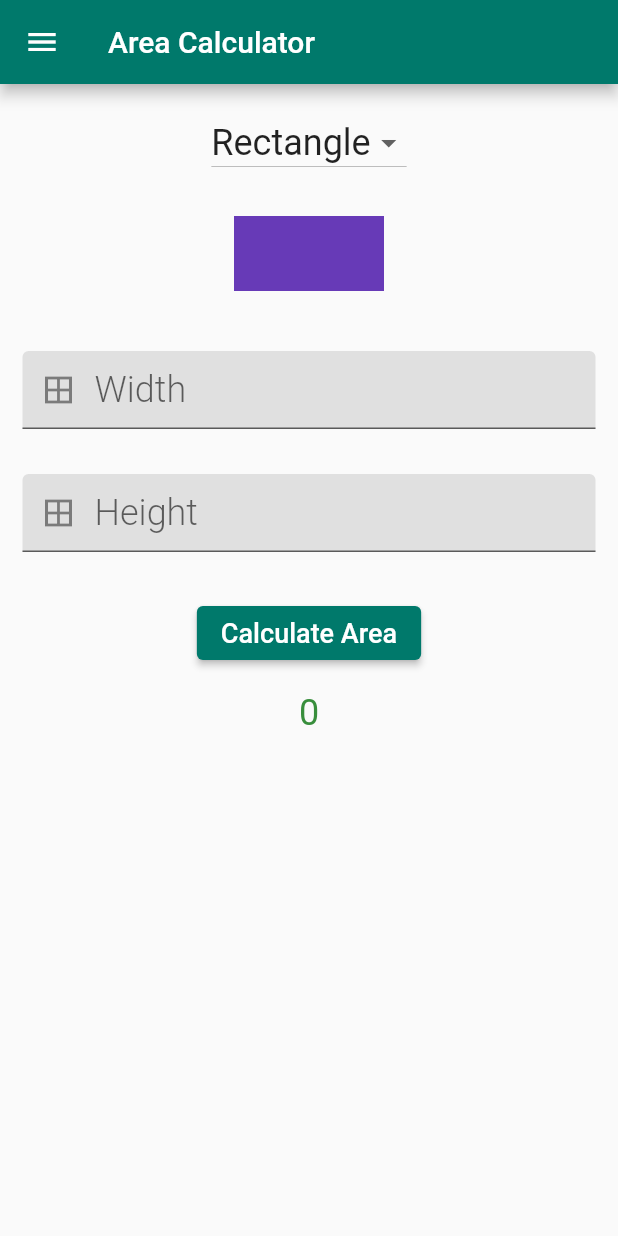
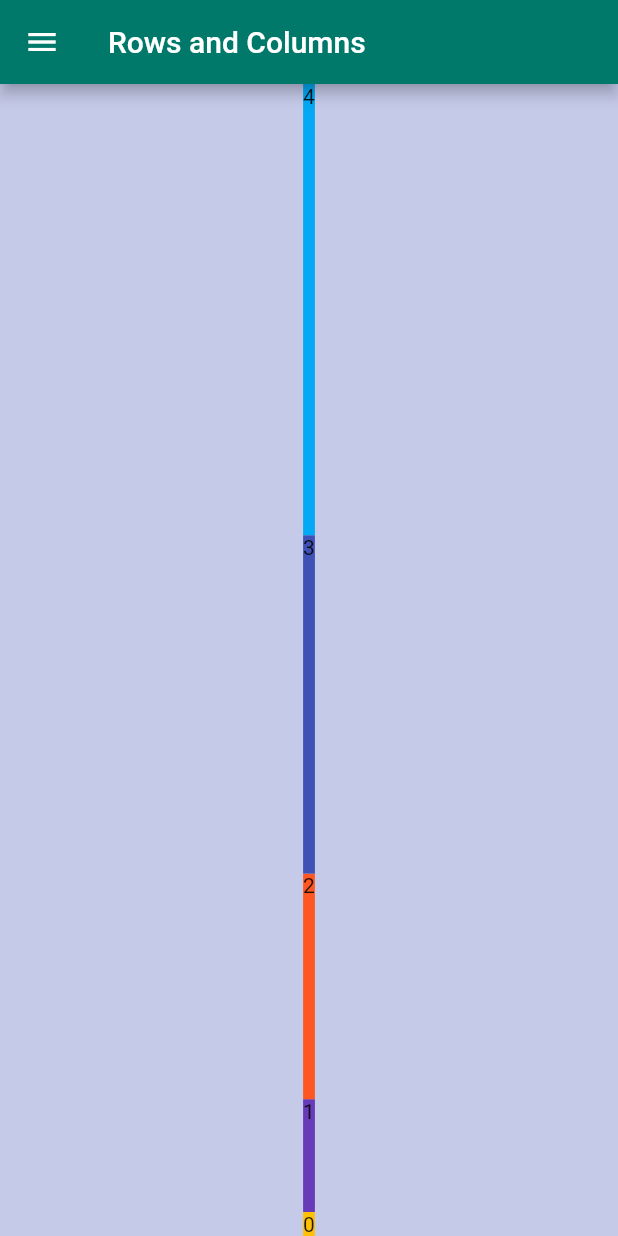
Before and after one commit to Mubeyd/flutter_getting_started, a Flutter app: the screen it shows after launch, on a phone screen of 412 x 824 dp. Run offline on Flutter 3.47's test engine with Material 2 defaults, Android fonts, the phone set to English and light mode, and no system bars; our stand-ins replace flutter_dotenv, shared_preferences.

Commit message:
create sqaures

```diff
--- a/lib/main.dart
+++ b/lib/main.dart
@@ -1,7 +1,7 @@
 import 'package:flutter/material.dart';
 import 'package:flutter_dotenv/flutter_dotenv.dart';
-import 'package:get_started/screens/area_calculator.dart';
 import 'package:get_started/screens/bmi_screen.dart';
+import 'package:get_started/screens/create_squares_screen.dart';
 
 Future<void> main() async {
   await dotenv.load(fileName: '.env.development');
@@ -23,7 +23,7 @@ class GlobeApp extends StatelessWidget {
         //     bodyText2: TextStyle(fontSize: 24, fontStyle: FontStyle.italic))
       ),
       routes: {
-        '/': ((context) => const AreaCalculator()),
+        '/': ((context) => const CreateSquaresScreen()),
         '/bmi': ((context) => const BmiScreen())
       },
       initialRoute: '/',
--- /dev/null
+++ b/lib/screens/create_squares_screen.dart
@@ -0,0 +1,52 @@
+import 'package:flutter/material.dart';
+
+import '../shared/menu_drawer.dart';
+
+class CreateSquaresScreen extends StatelessWidget {
+  const CreateSquaresScreen({Key? key}) : super(key: key);
+
+  @override
+  Widget build(BuildContext context) {
+    final sizeX = MediaQuery.of(context).size.width;
+    final sizeY = MediaQuery.of(context).size.height;
+
+    return Scaffold(
+      appBar: AppBar(
+        title: const Text('Rows and Columns'),
+      ),
+      drawer: const MenuDrawer(),
+      backgroundColor: Colors.indigo[100],
+      body: SizedBox(
+        width: sizeX,
+        height: sizeY,
+        child: Column(
+          verticalDirection: VerticalDirection.up,
+          textDirection: TextDirection.rtl,
+          mainAxisAlignment: MainAxisAlignment.spaceEvenly,
+          crossAxisAlignment: CrossAxisAlignment.center,
+          children: createSquares(5),
+        ),
+      ),
+    );
+  }
+
+  List<Widget> createSquares(int numSquares) {
+    int i = 0;
+    List colors = [
+      Colors.amber,
+      Colors.deepPurple,
+      Colors.deepOrange,
+      Colors.indigo,
+      Colors.lightBlue
+    ];
+    List<Widget> squares = [];
+    while (i < numSquares) {
+      Expanded square = Expanded(
+          flex: i,
+          child: Container(color: colors[i], child: Text(i.toString())));
+      i++;
+      squares.add(square);
+    }
+    return squares;
+  }
+}
--- a/lib/shared/menu_drawer.dart
+++ b/lib/shared/menu_drawer.dart
@@ -7,6 +7,7 @@ import 'package:get_started/screens/weather_screen.dart';
 
 import '../screens/area_calculator.dart';
 import '../screens/container_screen.dart';
+import '../screens/create_squares_screen.dart';
 
 class MenuDrawer extends StatelessWidget {
   const MenuDrawer({Key? key}) : super(key: key);
@@ -29,6 +30,7 @@ class MenuDrawer extends StatelessWidget {
       'Hello Fluter Layout',
       'Container Screen',
       'Area Calculator',
+      'Create Squares',
     ];
 
     List<Widget> menuItems = [];
@@ -70,6 +72,9 @@ class MenuDrawer extends StatelessWidget {
             case 'Area Calculator':
               screen = const AreaCalculator();
               break;
+            case 'Create Squares':
+              screen = const CreateSquaresScreen();
+              break;
           }
           Navigator.of(context).pop();
           Navigator.of(context)
```
